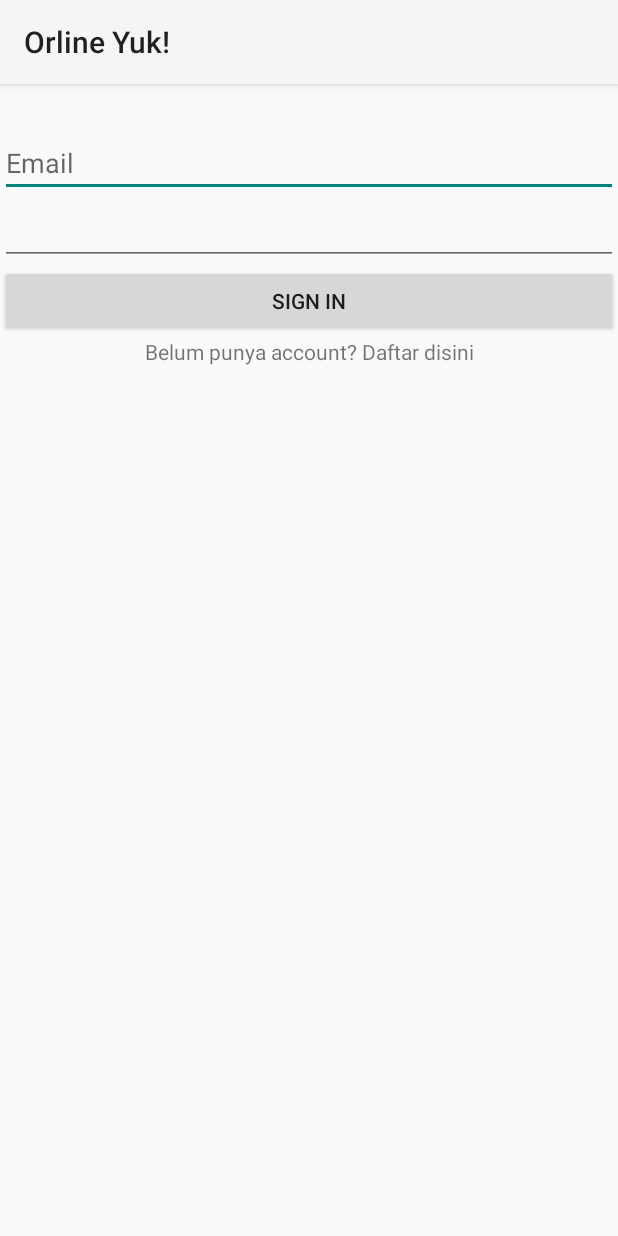
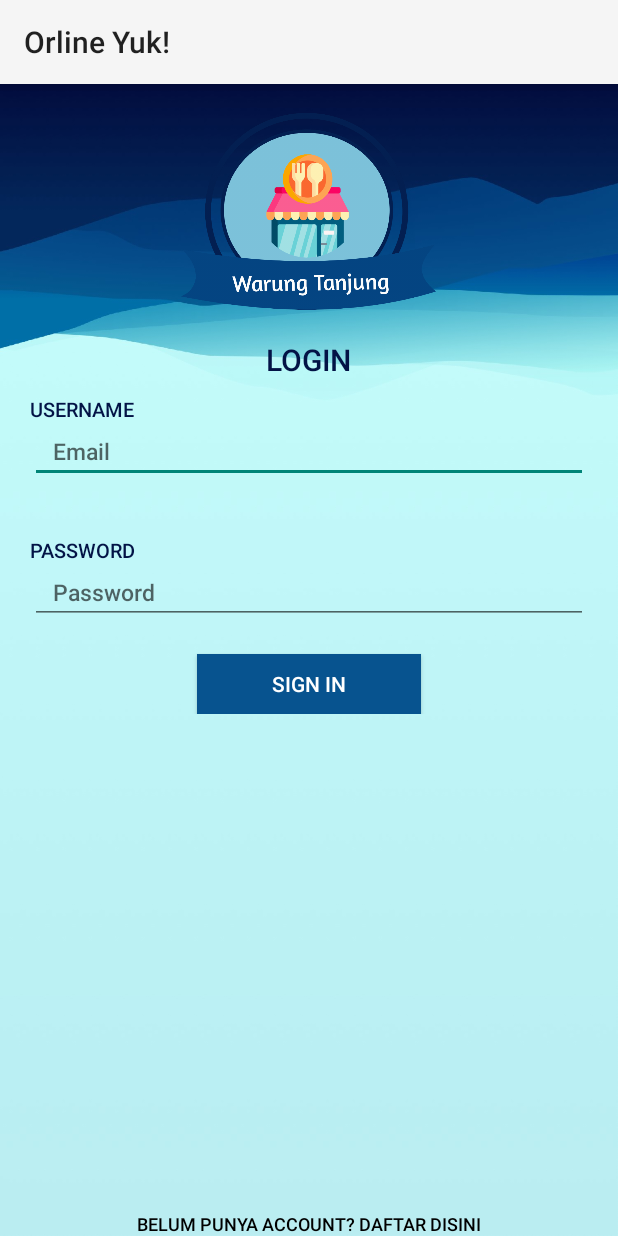
Before and after one commit to alfincahyo/Orline_Yuk, an Android app: the screen it shows after launch (Login), on a phone screen of 412 x 824 dp. Run offline under Robolectric (Android 15) with nearby library versions, the phone set to English and light mode, and no system bars; our stand-ins replace Firebase (no records; nobody signed in at launch, a user with empty details on screens opened directly).

Commit message:
update layout login

```diff
--- a/app/src/main/res/layout/activity_login.xml
+++ b/app/src/main/res/layout/activity_login.xml
@@ -1,44 +1,156 @@
 <?xml version="1.0" encoding="utf-8"?>
-<android.support.constraint.ConstraintLayout xmlns:android="http://schemas.android.com/apk/res/android"
+<RelativeLayout xmlns:android="http://schemas.android.com/apk/res/android"
     xmlns:app="http://schemas.android.com/apk/res-auto"
     xmlns:tools="http://schemas.android.com/tools"
     android:layout_width="match_parent"
     android:layout_height="match_parent"
+    android:background="@drawable/fix"
+    android:animateLayoutChanges="true"
     tools:context="com.example.orlineyuk.Login">
 
+    <RelativeLayout
+        android:layout_width="wrap_content"
+        android:layout_marginRight="20dp"
+        android:layout_marginLeft="20dp"
+        android:layout_height="wrap_content">
+
+        <ImageView
+
+            android:id="@+id/imgView_logo"
+            android:layout_width="170dp"
+            android:layout_height="170dp"
+            android:adjustViewBounds="true"
+            android:scaleType="fitCenter"
+            android:src="@drawable/logooo"
+            android:layout_centerHorizontal="true"/>
+
+        <RelativeLayout
+            android:id="@+id/rellay1"
+            android:layout_width="wrap_content"
+            android:layout_height="wrap_content"
+            android:layout_below="@id/imgView_logo">
+
+            <TextView
+                android:id="@+id/tv_login"
+                android:layout_width="wrap_content"
+                android:layout_height="wrap_content"
+                android:fontFamily="sans-serif-medium"
+                android:text="LOGIN"
+                android:textColor="#031346"
+                android:textSize="20sp"
+                android:layout_centerHorizontal="true"/>
+
             <LinearLayout
-        android:layout_marginTop="30dp"
+                android:layout_below="@+id/tv_login"
+                android:orientation="vertical"
                 android:layout_width="match_parent"
-        android:layout_height="match_parent"
+                android:layout_height="wrap_content">
+
+                <LinearLayout
+                    android:layout_width="match_parent"
+                    android:layout_height="wrap_content"
                     android:orientation="vertical">
+
+                    <TextView
+                        android:layout_width="wrap_content"
+                        android:layout_height="wrap_content"
+                        android:text="Username"
+                        android:textAllCaps="true"
+                        android:layout_marginTop="10dp"
+                        android:fontFamily="sans-serif-medium"
+                        android:textSize="13sp"
+                        android:textColor="#031346"/>
 
                     <EditText
                         android:id="@+id/emaillog"
                         android:layout_width="match_parent"
-            android:layout_height="wrap_content"
+                        android:layout_height="40dp"
+                        android:textSize="15sp"
+                        android:textColor="#031346"
+                        android:fontFamily="sans-serif-medium"
+                        android:paddingLeft="15dp"
+                        android:paddingRight="15dp"
                         android:ems="10"
                         android:inputType="textEmailAddress"
                         android:hint="Email" />
 
+                </LinearLayout>
+
+                <LinearLayout
+                    android:layout_marginTop="15dp"
+                    android:layout_width="match_parent"
+                    android:layout_height="wrap_content"
+                    android:orientation="vertical">
+
+                    <TextView
+                        android:layout_width="wrap_content"
+                        android:layout_height="wrap_content"
+                        android:text="Password"
+                        android:textAllCaps="true"
+                        android:layout_marginTop="20dp"
+                        android:fontFamily="sans-serif-medium"
+                        android:textSize="13sp"
+                        android:textColor="#031346"/>
+
                     <EditText
                         android:id="@+id/passlog"
                         android:layout_width="match_parent"
-            android:layout_height="wrap_content"
+                        android:layout_height="40dp"
+                        android:textSize="15sp"
+                        android:textColor="#031346"
+                        android:fontFamily="sans-serif-medium"
+                        android:paddingLeft="15dp"
+                        android:paddingRight="15dp"
                         android:ems="10"
-            android:inputType="textPassword" />
+                        android:inputType="textPassword"
+                        android:hint="Password" />
 
                     <Button
                         android:id="@+id/signin"
+                        android:layout_width="wrap_content"
+                        android:layout_height="40dp"
+                        android:layout_marginTop="20dp"
+                        android:text="SIGN IN"
+                        android:paddingLeft="50dp"
+                        android:paddingRight="50dp"
+                        android:background="#07538f"
+                        android:layout_centerHorizontal="true"
+                        android:fontFamily="sans-serif-medium"
+                        android:layout_gravity="center"
+                        android:textColor="@android:color/white"
+                        android:textAllCaps="false"/>
+
+                </LinearLayout>
+
+
+            </LinearLayout>
+
+
+
+
+
+        </RelativeLayout>
+
+    </RelativeLayout>
+
+    <RelativeLayout
         android:layout_width="match_parent"
-            android:layout_height="wrap_content"
-            android:text="SIGN IN" />
+        android:layout_alignParentBottom="true"
+        android:layout_height="wrap_content">
 
         <TextView
             android:id="@+id/goreg"
-            android:layout_width="match_parent"
+            android:layout_width="wrap_content"
             android:layout_height="wrap_content"
             android:text="Belum punya account? Daftar disini"
-            android:gravity="center"/>
+            android:textAllCaps="true"
+            android:textColor="@android:color/black"
+            android:fontFamily="sans-serif-medium"
+            android:textSize="12sp"
+            android:layout_centerHorizontal="true"
+            />
 
-    </LinearLayout>
-</android.support.constraint.ConstraintLayout>
+    </RelativeLayout>
+
+
+</RelativeLayout>
```
Lines whose indentation alone changed are shown as unchanged.
